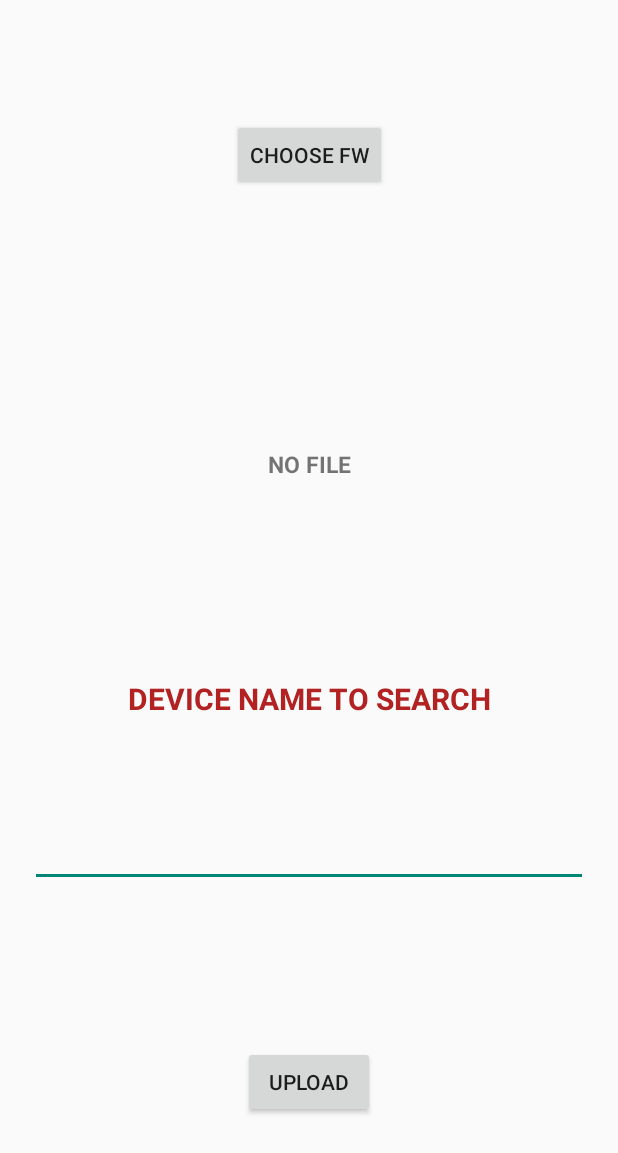
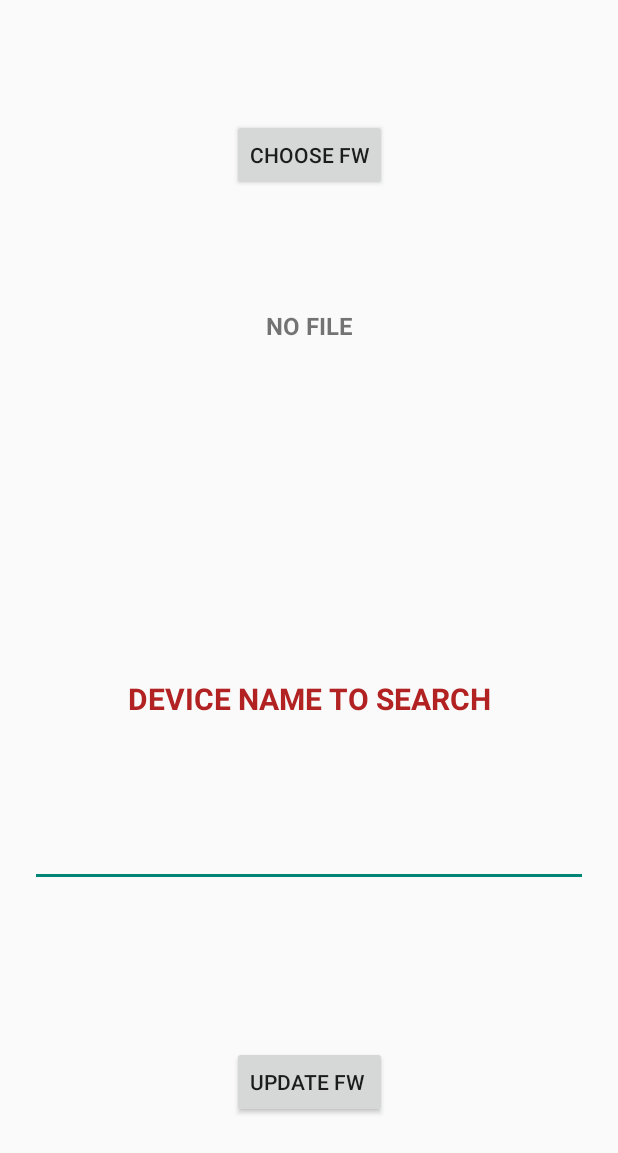
Before and after one commit to bregSnipes/BeaconyUpdate, an Android app: the screen it shows after launch (MainActivity), on a phone screen of 412 x 824 dp. Shown: the top 1153 px of the screen. Run offline under Robolectric (Android 15) with nearby library versions, the phone set to English and light mode, and no system bars; libraries missing offline, so code that uses them is left out: no.nordicsemi.android; 1 statement that could not run was skipped.

Commit message:
Beacony Update v1.0 02/07/2020

```diff
--- a/app/src/main/AndroidManifest.xml
+++ b/app/src/main/AndroidManifest.xml
@@ -26,7 +26,7 @@
         </activity>
         <activity android:name=".NotificationActivity" android:screenOrientation="portrait"/>
         <activity android:name=".MainActivity" android:screenOrientation="portrait"/>
-        <activity android:name=".Popup" android:screenOrientation="portrait"/>
+        <activity android:name=".Popup" android:screenOrientation="portrait" android:theme="@style/AppTheme.PopupTheme"/>
         <service
             android:name=".DfuService"
             android:exported="true"
--- a/app/src/main/java/com/example/beaconyupdate/MainActivity.java
+++ b/app/src/main/java/com/example/beaconyupdate/MainActivity.java
@@ -28,6 +28,8 @@ import android.content.Intent;
 import android.content.Loader;
 import android.content.pm.PackageManager;
 import android.database.Cursor;
+import android.graphics.drawable.Drawable;
+import android.media.AudioManager;
 import android.media.ToneGenerator;
 import android.net.Uri;
 import android.os.Build;
@@ -35,11 +37,13 @@ import android.os.Bundle;
 import android.os.CountDownTimer;
 import android.provider.MediaStore;
 import android.text.TextUtils;
+import android.util.Log;
 import android.view.View;
 import android.view.WindowManager;
 import android.webkit.MimeTypeMap;
 import android.widget.Button;
 import android.widget.EditText;
+import android.widget.ProgressBar;
 import android.widget.TextView;
 import android.widget.Toast;
 
@@ -52,71 +56,78 @@ public class MainActivity extends AppCompatActivity implements Observer, LoaderM
 
 
     private static final String EXTRA_URI = "uri";
-    private static final int EXIT_REQUEST = 88;
+    private static final int EXIT_REQUEST = 154;
 
     private final DfuProgressListener dfuProgressListener = new DfuProgressListenerAdapter() {
         @Override
         public void onDeviceConnecting(String deviceAddress) {
-
+            Log.d("STATUS","On Device Connecting");
         }
 
         @Override
         public void onDeviceConnected(String deviceAddress) {
-
+            Log.d("STATUS","On Device Connected");
         }
 
         @Override
         public void onDfuProcessStarting(String deviceAddress) {
+            Log.d("STATUS","On Dfu Process Starting");
             txt_state_upload_layout.setText("STARTING OTA...");
         }
 
         @Override
         public void onDfuProcessStarted(String deviceAddress) {
+            Log.d("STATUS","On Dfu Process Started");
             txt_state_upload_layout.setText("OTA STARTED!");
         }
 
         @Override
         public void onEnablingDfuMode(String deviceAddress) {
-
+            Log.d("STATUS","On Enabling Dfu Mode");
         }
 
         @Override
         public void onProgressChanged(String deviceAddress, int percent, float speed, float avgSpeed, int currentPart, int partsTotal) {
             if(!txt_state_upload_layout.getText().equals("UPLOADING..."))  txt_state_upload_layout.setText("UPLOADING...");
             txt_progress_upload_layout.setText(percent + " %");
+            if(progressBar.getVisibility() != View.VISIBLE) progressBar.setVisibility(View.VISIBLE);
+            progressBar.setProgress(percent);
         }
 
         @Override
         public void onFirmwareValidating(String deviceAddress) {
-
+            Log.d("STATUS","On Firmware Validating");
         }
 
         @Override
         public void onDeviceDisconnecting(String deviceAddress) {
-
+            Log.d("STATUS","On Device Disconnecting");
         }
 
         @Override
         public void onDeviceDisconnected(String deviceAddress) {
-
+            Log.d("STATUS","On Device Disconnected");
         }
 
         @Override
         public void onDfuCompleted(String deviceAddress) {
+            Log.d("STATUS","On Dfu Completed");
             if(OTA_ENABLED) OTA_ENABLED = false;
             if(!be.IsScanning())    be.StartScan(0);
             txt_state_upload_layout.setText("SEARCHING BEACONS...");
             txt_progress_upload_layout.setText("");
+            if(progressBar.getVisibility() != View.GONE) progressBar.setVisibility(View.GONE);
+            timer.start();
         }
 
         @Override
         public void onDfuAborted(String deviceAddress) {
-
+            Log.d("STATUS","On Dfu Aborted");
         }
 
         @Override
         public void onError(String deviceAddress, int error, int errorType, String message) {
-
+            Log.d("STATUS","On Error");
         }
     };
 
@@ -147,6 +158,9 @@ public class MainActivity extends AppCompatActivity implements Observer, LoaderM
     private boolean statusOk;
     private boolean OTA_ENABLED;
     private Integer scope;
+    private ProgressBar progressBar;
+    private CountDownTimer timer;
+    ToneGenerator tone;
 
     @Override
     public Loader<Cursor> onCreateLoader(int i, Bundle args) {
@@ -265,6 +279,8 @@ public class MainActivity extends AppCompatActivity implements Observer, LoaderM
         bManager = (BluetoothManager) getSystemService(MainActivity.this.BLUETOOTH_SERVICE);
         bAdapter= bManager.getAdapter();
 
+        tone = new ToneGenerator(AudioManager.STREAM_MUSIC, 100);
+
         mac_listened = new ArrayList<String>();
         CONNECTION_STATE = false;
 
@@ -299,7 +315,36 @@ public class MainActivity extends AppCompatActivity implements Observer, LoaderM
         txt_fw_home_layout = findViewById(R.id.txt_fw_home_layout);
         txt_state_upload_layout = findViewById(R.id.txt_state_upload_activity);
         txt_progress_upload_layout = findViewById(R.id.txt_progress_upload_layout);
-    }
+
+        //ProgressBar
+        progressBar = findViewById(R.id.progressbar_upload_layout);
+        Drawable draw = getResources().getDrawable(R.drawable.custom_progressbar);
+        progressBar.setProgressDrawable(draw);
+
+        //CountDownTimer
+        timer = new CountDownTimer(30000,30000) {
+            @Override
+            public void onTick(long l) {
+                //Do nothing
+            }
+
+            @Override
+            public void onFinish() {
+
+                new Thread(new Runnable() {
+                    @Override
+                    public void run() {
+                        while(!CONNECTION_STATE && !OTA_ENABLED && active_layout == ACTIVE_LAYOUT.UPLOAD){
+                            tone.startTone(ToneGenerator.TONE_CDMA_ALERT_CALL_GUARD,150);
+                            try {
+                                Thread.sleep(1000);
+                            }catch(Exception e){}
+                        }
+                    }
+                }).start();
+            }
+        };
+}
 
     private void create_xml_events(){
         button_upload_home_layout.setOnClickListener(new View.OnClickListener() {
@@ -316,6 +361,7 @@ public class MainActivity extends AppCompatActivity implements Observer, LoaderM
                     upload_layout.setVisibility(View.VISIBLE);
                     active_layout=ACTIVE_LAYOUT.UPLOAD;
                     txt_state_upload_layout.setText("SEARCHING BEACONS...");
+                    timer.start();
                 }
                 else{
                     Utility.makeToast(MainActivity.this,"Device Name needsto be at least 1 character!",0);
@@ -431,6 +477,7 @@ public class MainActivity extends AppCompatActivity implements Observer, LoaderM
         try {
             if (!controller.isAborted()) controller.abort();
         }catch(Exception e){}
+        timer.cancel();
         if(CONNECTION_STATE)    bluetoothGatt.disconnect();
         if(be.IsScanning()) be.StopScan();
     }
@@ -440,20 +487,22 @@ public class MainActivity extends AppCompatActivity implements Observer, LoaderM
         //super.onBackPressed();
         switch(active_layout){
             case HOME:
-                /*Intent i = new Intent(MainActivity.this,Popup.class);
+                Intent i = new Intent(MainActivity.this,Popup.class);
                 i.putExtra("action","exit");    //PRIMA ERA RETURN TO SCAN
-                startActivityForResult(i,EXIT_REQUEST);*/
+                startActivityForResult(i,EXIT_REQUEST);
                 break;
             case UPLOAD:
                 if(OTA_ENABLED) OTA_ENABLED = false;
                 try {
                     if (!controller.isAborted()) controller.abort();
                 }catch(Exception e){}
+                timer.cancel();
                 upload_layout.setVisibility(View.GONE);
                 home_layout.setVisibility(View.VISIBLE);
                 active_layout = ACTIVE_LAYOUT.HOME;
                 txt_progress_upload_layout.setText("");
                 txt_state_upload_layout.setText("");
+                if(progressBar.getVisibility() != View.GONE) progressBar.setVisibility(View.GONE);
                 if(!mac_listened.isEmpty()) mac_listened.clear();
                 if(CONNECTION_STATE)    bluetoothGatt.disconnect();
                 if(be.IsScanning()) be.StopScan();
@@ -600,7 +649,7 @@ public class MainActivity extends AppCompatActivity implements Observer, LoaderM
         if(!OTA_ENABLED) {
 
             try {
-                if (device.getName().equalsIgnoreCase(edit_name_home_layout.getText().toString())) {
+                if (device.getName().toLowerCase().contains(edit_name_home_layout.getText().toString().toLowerCase())) {
                     //Device Name scelto
                     if (mac_listened.size() > 0) {
                         boolean found = false;
@@ -611,6 +660,7 @@ public class MainActivity extends AppCompatActivity implements Observer, LoaderM
                             }
                         }
                         if (!found) {
+                            timer.cancel();
                             if (be.IsScanning()) be.StopScan();
                             bluetoothGatt = device.connectGatt(MainActivity.this, false, gattCallback);
                             mac_listened.add(device.getAddress());
@@ -618,6 +668,7 @@ public class MainActivity extends AppCompatActivity implements Observer, LoaderM
                             //Do nothing
                         }
                     } else {
+                        timer.cancel();
                         if (be.IsScanning()) be.StopScan();
                         bluetoothGatt = device.connectGatt(MainActivity.this, false, gattCallback);
                         mac_listened.add(device.getAddress());
--- a/app/src/main/java/com/example/beaconyupdate/NotificationActivity.java
+++ b/app/src/main/java/com/example/beaconyupdate/NotificationActivity.java
@@ -9,11 +9,8 @@ public class NotificationActivity extends Activity {
     protected void onCreate(Bundle savedInstanceState) {
         super.onCreate(savedInstanceState);
 
-        System.out.println("NotificationActivity Class!");
-
         // If this activity is the root activity of the task, the app is not running
         if (isTaskRoot()) {
-            System.out.println("Returning to MainActivity!");
             // Start the app before finishing
             final Intent intent = new Intent(this, MainActivity.class);
             intent.addFlags(Intent.FLAG_ACTIVITY_NEW_TASK);
--- /dev/null
+++ b/app/src/main/res/drawable/custom_progressbar.xml
@@ -0,0 +1,30 @@
+<layer-list xmlns:android="http://schemas.android.com/apk/res/android">
+
+    <!-- Define the background properties like color etc -->
+    <item android:id="@android:id/background">
+        <shape>
+            <gradient
+                android:startColor="#000001"
+                android:centerColor="#0b131e"
+                android:centerY="1.0"
+                android:endColor="#0d1522"
+                android:angle="270"
+                />
+        </shape>
+    </item>
+
+    <!-- Define the progress properties like start color, end color etc -->
+    <item android:id="@android:id/progress">
+        <clip>
+            <shape>
+                <gradient
+                    android:startColor="#007A00"
+                    android:centerColor="#007A00"
+                    android:centerY="1.0"
+                    android:endColor="#06101d"
+                    android:angle="270"
+                    />
+            </shape>
+        </clip>
+    </item>
+</layer-list>
--- a/app/src/main/res/layout/activity_main.xml
+++ b/app/src/main/res/layout/activity_main.xml
@@ -27,7 +27,8 @@
             android:id="@+id/button_upload_home_layout"
             android:layout_width="wrap_content"
             android:layout_height="wrap_content"
-            android:text="UPLOAD"
+            android:text="UPDATE FW
+"
             app:layout_constraintBottom_toBottomOf="parent"
             app:layout_constraintEnd_toEndOf="parent"
             app:layout_constraintStart_toStartOf="parent"
@@ -39,9 +40,8 @@
             android:layout_height="wrap_content"
             android:maxLines="1"
             android:text="NO FILE"
-            android:textSize="15sp"
+            android:textSize="16sp"
             android:textStyle="bold"
-            app:layout_constraintBottom_toTopOf="@+id/row1_home_layout"
             app:layout_constraintEnd_toEndOf="parent"
             app:layout_constraintStart_toStartOf="parent"
             app:layout_constraintTop_toTopOf="@+id/row0_home_layout" />
@@ -110,24 +110,13 @@
         android:visibility="gone">
 
 
-        <pl.droidsonroids.gif.GifImageView
-            android:layout_width="0dp"
-            android:layout_height="0dp"
-            android:src="@drawable/load"
-            android:layout_margin="30dp"
-            app:layout_constraintBottom_toTopOf="@+id/row0_upload_layout"
-            app:layout_constraintEnd_toEndOf="parent"
-            app:layout_constraintStart_toStartOf="parent"
-            app:layout_constraintTop_toTopOf="parent" />
-
-
         <TextView
             android:id="@+id/txt_state_upload_activity"
             android:layout_width="wrap_content"
             android:layout_height="wrap_content"
             android:maxLines="2"
+            android:text=""
             android:textAlignment="center"
-            android:text=""
             android:textColor="@color/red"
             android:textSize="22sp"
             android:textStyle="bold"
@@ -136,19 +125,6 @@
             app:layout_constraintStart_toStartOf="parent"
             app:layout_constraintTop_toTopOf="@+id/row0_upload_layout" />
 
-        <androidx.constraintlayout.widget.Guideline
-            android:id="@+id/row0_upload_layout"
-            android:layout_width="wrap_content"
-            android:layout_height="wrap_content"
-            android:orientation="horizontal"
-            app:layout_constraintGuide_percent="0.60" />
-
-        <androidx.constraintlayout.widget.Guideline
-            android:id="@+id/row1_upload_layout"
-            android:layout_width="wrap_content"
-            android:layout_height="wrap_content"
-            android:orientation="horizontal"
-            app:layout_constraintGuide_percent="0.80" />
 
         <TextView
             android:id="@+id/txt_progress_upload_layout"
@@ -159,10 +135,58 @@
             android:textColor="@color/black"
             android:textSize="20sp"
             android:textStyle="bold"
+            app:layout_constraintBottom_toTopOf="@+id/row2_upload_layout"
+            app:layout_constraintEnd_toEndOf="parent"
+            app:layout_constraintStart_toStartOf="parent"
+            app:layout_constraintTop_toTopOf="@+id/row1_upload_layout" />
+
+        <androidx.constraintlayout.widget.Guideline
+            android:id="@+id/row1_upload_layout"
+            android:layout_width="wrap_content"
+            android:layout_height="wrap_content"
+            android:orientation="horizontal"
+            app:layout_constraintGuide_percent="0.80" />
+
+        <androidx.constraintlayout.widget.Guideline
+            android:id="@+id/row0_upload_layout"
+            android:layout_width="wrap_content"
+            android:layout_height="wrap_content"
+            android:orientation="horizontal"
+            app:layout_constraintGuide_percent="0.60" />
+
+        <androidx.constraintlayout.widget.Guideline
+            android:id="@+id/row2_upload_layout"
+            android:layout_width="wrap_content"
+            android:layout_height="wrap_content"
+            android:orientation="horizontal"
+            app:layout_constraintGuide_percent="0.90" />
+
+        <pl.droidsonroids.gif.GifImageView
+            android:layout_width="0dp"
+            android:layout_height="0dp"
+            android:layout_margin="30dp"
+            android:src="@drawable/load"
+            app:layout_constraintBottom_toTopOf="@+id/row0_upload_layout"
+            app:layout_constraintEnd_toEndOf="parent"
+            app:layout_constraintStart_toStartOf="parent"
+            app:layout_constraintTop_toTopOf="parent" />
+
+        <ProgressBar
+            android:id="@+id/progressbar_upload_layout"
+            style="?android:attr/progressBarStyleHorizontal"
+            android:layout_width="match_parent"
+            android:layout_marginRight="30dp"
+            android:layout_marginLeft="30dp"
+            android:layout_height="wrap_content"
+            android:visibility="gone"
+            android:progressDrawable="@drawable/custom_progressbar"
+            android:max="100"
+            android:min="0"
+            android:progress="1"
             app:layout_constraintBottom_toBottomOf="parent"
             app:layout_constraintEnd_toEndOf="parent"
             app:layout_constraintStart_toStartOf="parent"
-            app:layout_constraintTop_toTopOf="@+id/row1_upload_layout" />
+            app:layout_constraintTop_toTopOf="@+id/row2_upload_layout" />
     </androidx.constraintlayout.widget.ConstraintLayout>
 
 
--- a/app/src/main/res/values/colors.xml
+++ b/app/src/main/res/values/colors.xml
@@ -1,7 +1,7 @@
 <?xml version="1.0" encoding="utf-8"?>
 <resources>
     <color name="colorPrimary">#6200EE</color>
-    <color name="colorPrimaryDark">#3700B3</color>
+    <color name="colorPrimaryDark">#2F333F</color>
     <color name="colorAccent">#03DAC5</color>
     <color name="red">#B22222</color>
     <color name="black">#000000</color>
--- a/app/src/main/res/values/styles.xml
+++ b/app/src/main/res/values/styles.xml
@@ -8,4 +8,8 @@
         <item name="colorAccent">@color/colorAccent</item>
     </style>
 
+    <style name="AppTheme.PopupTheme">
+        <item name="android:windowIsTranslucent">true</item>
+    </style>
+
 </resources>
```
